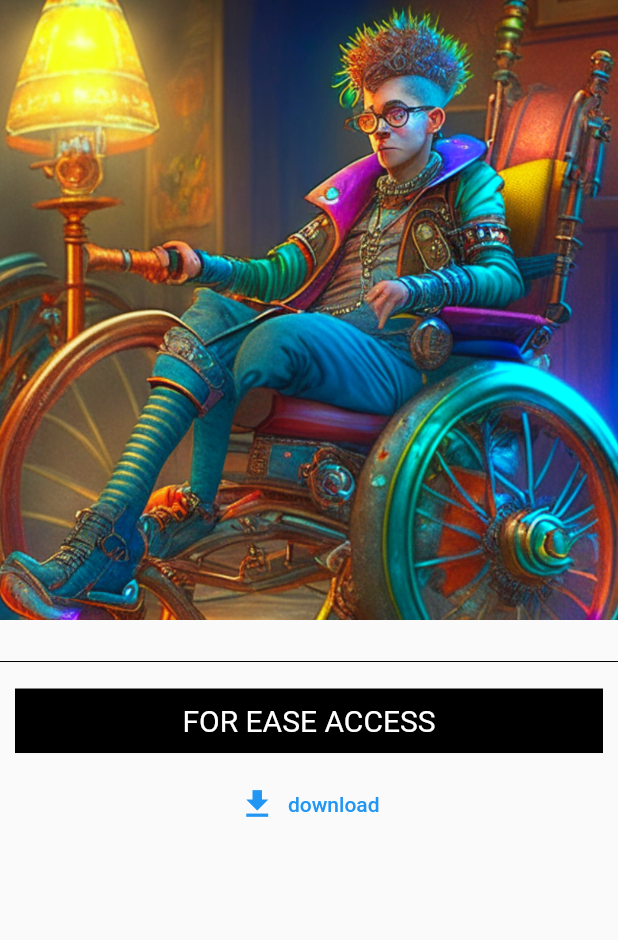
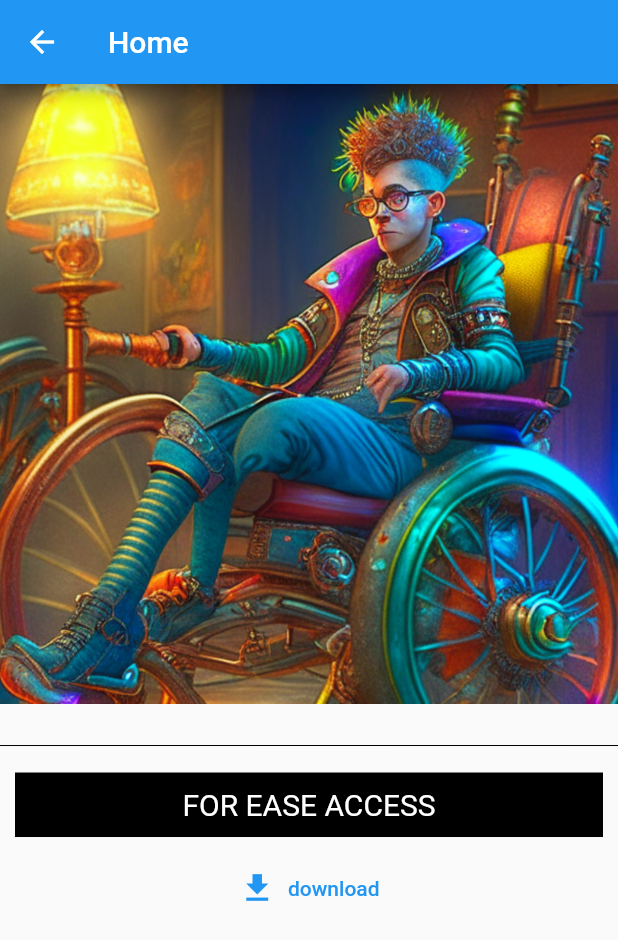
Before and after one commit to Tordx/Dart-test, a Flutter app: the screen it shows after launch, item 4 of the bottom bar chosen, after a tap on "Profile", on a phone screen of 412 x 824 dp. Shown: the top 940 px of the screen. Run offline on Flutter 3.47's test engine with Material 2 defaults, Android fonts, the phone set to English and light mode, and no system bars.

Commit message:
home screen

```diff
--- a/lib/home_page.dart
+++ b/lib/home_page.dart
@@ -6,7 +6,9 @@ class HomePage extends StatelessWidget {
   @override
   Widget build(BuildContext context) {
     return Scaffold(
-
+      appBar: AppBar(
+        title: const Text('Home'),
+      ),
       body: Column(
         children: [
           Image.asset('images/default.PNG'),
```
